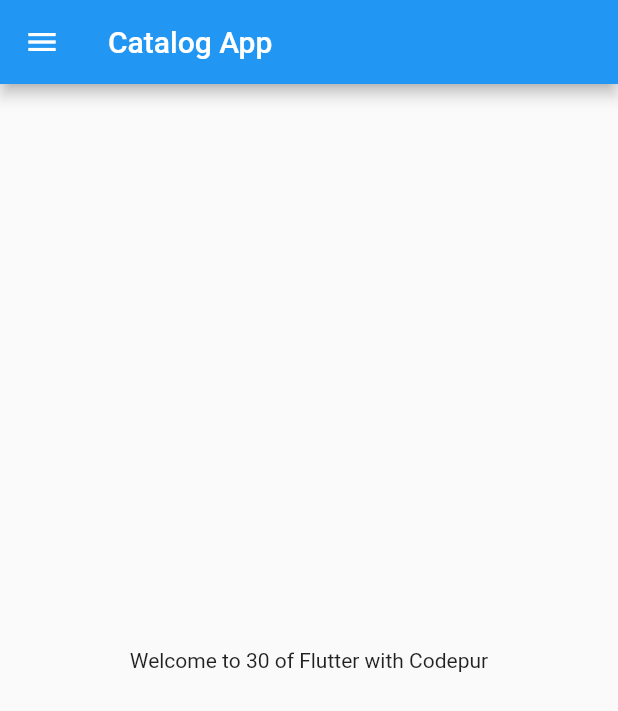
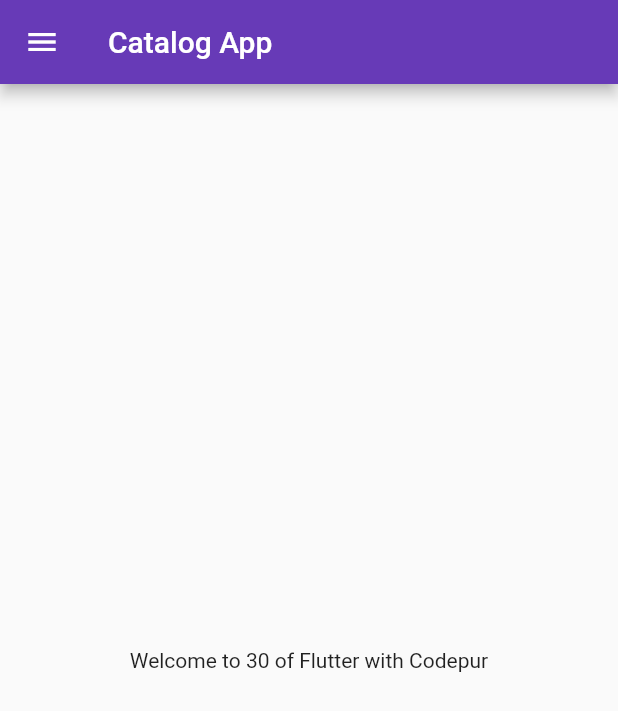
Before and after one commit to sarika-purohit/flutter_application_1, a Flutter app: the screen it shows after launch, on a phone screen of 412 x 824 dp. Shown: the top 711 px of the screen. Run offline on Flutter 3.47's test engine with Material 2 defaults, Android fonts, the phone set to English and light mode, and no system bars.

Commit message:
Day 3 completed

```diff
--- a/lib/main.dart
+++ b/lib/main.dart
@@ -1,5 +1,6 @@
 import 'package:flutter/material.dart';
-import 'package:flutter_application_1/home_page.dart';
+import 'package:flutter_application_1/pages/home_page.dart';
+import 'package:flutter_application_1/pages/login_page.dart';
 
 
 void main() {
@@ -9,7 +10,17 @@ class MyApp extends StatelessWidget {
   @override
   Widget build(BuildContext context) {
     return MaterialApp(
-      home: HomePage(),
+      themeMode: ThemeMode.light,
+      theme: ThemeData(primarySwatch: Colors.deepPurple),
+      darkTheme: ThemeData(
+        brightness: Brightness.dark,
+      ),
+      initialRoute: "/home",
+      routes: {
+        "/": (context)=> LoginPage(),
+        "/home": (context)=> HomePage(),
+        "/login": (context)=> LoginPage(),
+      },
     );
   }
 }
```
Also changed, not shown: lib/pages/login_page.dart (added, +23 -0 lines), lib/pages/home_page.dart (renamed from lib/home_page.dart).
